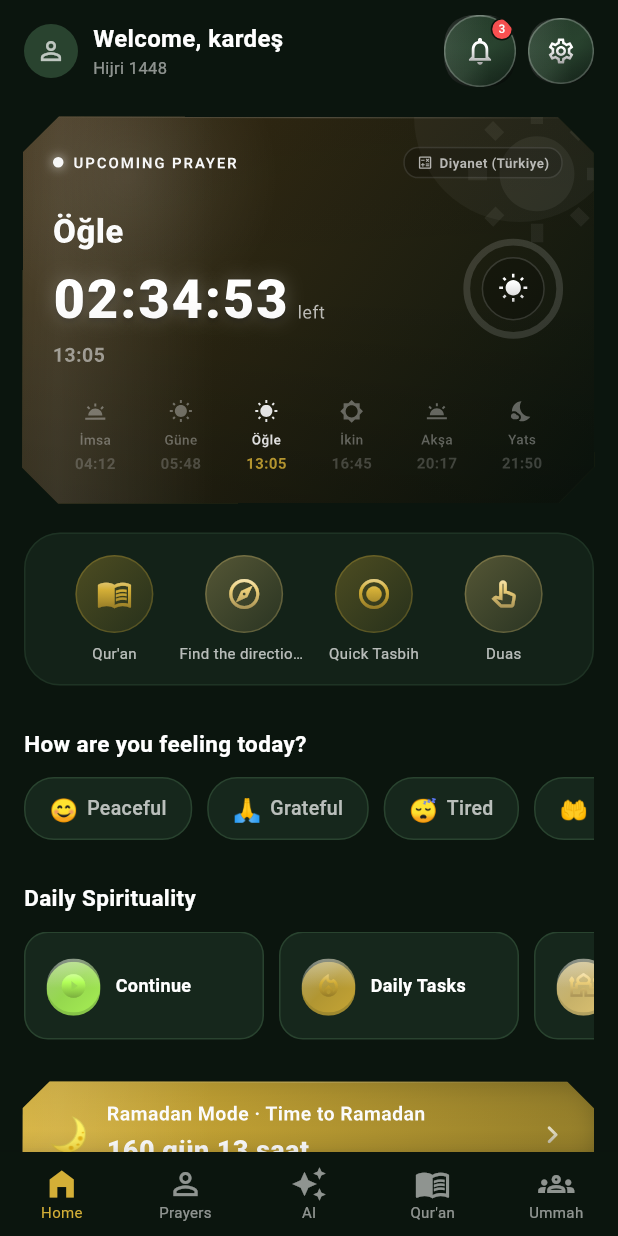
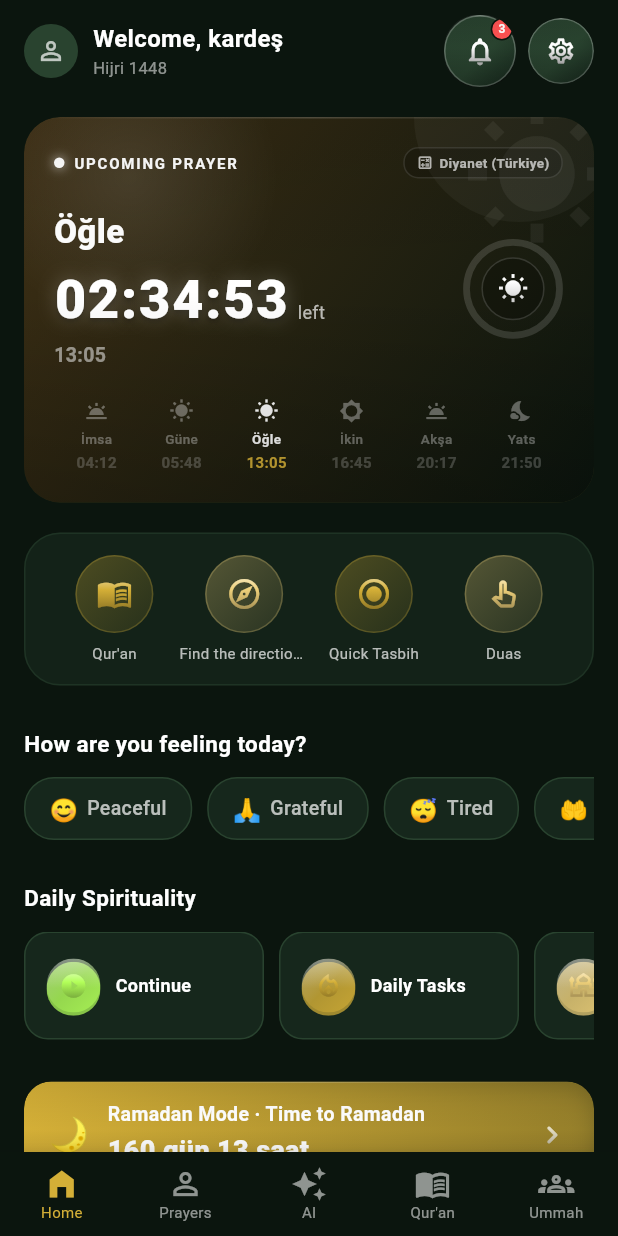
Before and after one commit to AkinAkonur/islami_uygulama, a Flutter app: the screen it shows after launch, on a phone screen of 412 x 824 dp. Run offline on Flutter 3.47's test engine with Material 3 defaults, Android fonts, the phone set to English and light mode, and no system bars; our stand-ins replace audioplayers, connectivity_plus, flutter_compass, flutter_local_notifications, flutter_timezone, flutter_tts and 10 more; missing offline and left inert: workmanager; accounts and stored records are empty; network calls fail.

Commit message:
Dalgalanma efektleri kaldirildi; tum kart siluetleri ve ikon rozetleri yuvarlak

```diff
--- a/lib/widgets/kart_sekilleri.dart
+++ b/lib/widgets/kart_sekilleri.dart
@@ -46,6 +46,9 @@ enum PlakaSekli {
 
 /// Kart silüetini çizen clipper. [KartSekli] + [radius] kombinasyonunu
 /// [UcdKart]'ın içine katman gibi uygular.
+///
+/// Talep gereği tüm silüet çeşitleri tek bir görünüme indirildi: kartlar
+/// her zaman düzgün yuvarlak köşeli çizilir.
 class KartSiluet extends CustomClipper<Path> {
   const KartSiluet(this.sekil, this.radius);
 
@@ -55,70 +58,9 @@ class KartSiluet extends CustomClipper<Path> {
   @override
   Path getClip(Size s) {
     final r = radius > 0 ? radius : 20.0;
-    switch (sekil) {
-      case KartSekli.klasik:
-        return Path()..addRRect(
-          RRect.fromRectAndRadius(Offset.zero & s, Radius.circular(r)),
-        );
-      case KartSekli.yuvar:
-        return _squircle(s, r);
-      case KartSekli.kose:
-        return _chamfer(s, r);
-      case KartSekli.sivri:
-        return _kemerAlt(s, r);
-    }
-  }
-
-  /// Süper elips benzeri yumuşak köşeler; içerik güvenli (yalnızca köşeler).
-  Path _squircle(Size s, double r) {
-    final w = s.width, h = s.height;
-    final k = (r / math.min(w, h)).clamp(0.0, 0.5 - 0.001);
-    final xs = w * k, xe = w - w * k;
-    final ys = h * k, ye = h - h * k;
-    return Path()
-      ..moveTo(xs, 0)
-      ..lineTo(xe, 0)
-      ..quadraticBezierTo(w, 0, w, ys)
-      ..lineTo(w, ye)
-      ..quadraticBezierTo(w, h, xe, h)
-      ..lineTo(xs, h)
-      ..quadraticBezierTo(0, h, 0, ye)
-      ..lineTo(0, ys)
-      ..quadraticBezierTo(0, 0, xs, 0)
-      ..close();
-  }
-
-  /// Köşeleri 45° kesilmiş sekizgen; içerik güvenli (köşelerden eksiltir).
-  Path _chamfer(Size s, double r) {
-    final w = s.width, h = s.height;
-    final c = r.clamp(2.0, math.min(w, h) / 3);
-    return Path()
-      ..moveTo(c, 0)
-      ..lineTo(w - c, 0)
-      ..lineTo(w, c)
-      ..lineTo(w, h - c)
-      ..lineTo(w - c, h)
-      ..lineTo(c, h)
-      ..lineTo(0, h - c)
-      ..lineTo(0, c)
-      ..close();
-  }
-
-  /// Alt kenarın ortası hafif yukarı kavis alan "kemer" silüeti. İçerik
-  /// güvenli: yalnızca alt-orta boşluğu inceltir.
-  Path _kemerAlt(Size s, double r) {
-    final w = s.width, h = s.height;
-    final rk = r.clamp(2.0, math.min(w, h) / 3);
-    return Path()
-      ..moveTo(rk, 0)
-      ..lineTo(w - rk, 0)
-      ..quadraticBezierTo(w, 0, w, rk)
-      ..lineTo(w, h - rk)
-      ..quadraticBezierTo(w, h, w - rk, h)
-      ..quadraticBezierTo(w * 0.5, h - rk * 1.6, rk, h)
-      ..quadraticBezierTo(0, h, 0, h - rk)
-      ..quadraticBezierTo(0, 0, rk, 0)
-      ..close();
+    return Path()..addRRect(
+      RRect.fromRectAndRadius(Offset.zero & s, Radius.circular(r)),
+    );
   }
 
   @override
@@ -217,7 +159,8 @@ class SekilPlaka extends StatelessWidget {
 
   @override
   Widget build(BuildContext context) {
-    final kes = PlakaKesici(sekil, radius: boyut * 0.3);
+    // Talep gereği tüm rozet sekilleri daireye indirildi.
+    final kes = PlakaKesici(PlakaSekli.daire, radius: boyut * 0.5);
     final ust = zemin ?? ikonRenk.withValues(alpha: 0.34);
     final dip = derinlik ?? ikonRenk.withValues(alpha: 0.72);
     final ib =
--- a/lib/widgets/ucd_kart.dart
+++ b/lib/widgets/ucd_kart.dart
@@ -5,24 +5,13 @@ import 'package:flutter/scheduler.dart';
 
 import 'kart_sekilleri.dart';
 
-/// Örnek/sınır bilgisi: çalışma anında bağlayıcının (binding) test tipinde olup
-/// olmadığına bakar. Test ortamında sonsuz idle animasyonu devreye girmez,
-/// böylece `pumpAndSettle` zaman aşımına uğramaz.
-bool get _testOrtami {
-  try {
-    return WidgetsBinding.instance.runtimeType.toString().contains('Test');
-  } catch (_) {
-    return false;
-  }
-}
-
 /// Ana sayfadaki kartlara belirgin bir 3D görünüm katan sarmalayıcı:
 ///
 /// - Dokunuş/imleç yönüne göre X/Y ekseninde perspektifli eğilme (tilt),
 /// - Basılıyken "içeri itilme" hissi (hafif ölçeklenme),
-/// - Dokunulmadığında dingin bir "yüzme" salınımı + yavaş geçen ışık bandı
-///   (sayfa durağanken bile kartlar derinlikle nefes alır),
 /// - Eğilmeyle birlikte kayan parlak süpürme (specular) ve alt kenar gölgesi.
+///
+/// Durduğunda kartlar sabittir (dalgalanma/nefes animasyonu çalışmaz).
 ///
 /// İçerik şablonu asla değişmez: `child` aynen korunur, yalnızca derinlik
 /// katmanları eklenir. Dokunma olayları `Listener` ile gözlemlenir (tüketilmez),
@@ -50,7 +39,7 @@ class UcdKart extends StatefulWidget {
   final KartSekli sekil;
 
   /// Dokunulmadığında çok hafif, sürekli salınım animasyonu açık mı?
-  /// (Normal uygulamada açık; `flutter test` ortamında otomatik kapanır.)
+  /// Talep gereği kapalidir: kartlar sabittir.
   final bool idleSalinim;
 
   @override
@@ -71,7 +60,7 @@ class _UcdKartState extends State<UcdKart> with TickerProviderStateMixin {
   @override
   void initState() {
     super.initState();
-    _idle = widget.idleSalinim && !_testOrtami;
+    _idle = false; // Dalgalanma (nefes alma + isik bandi) kapali: sabit kartlar.
     _ticker = createTicker(_tik)..start();
   }
 
@@ -139,11 +128,6 @@ class _UcdKartState extends State<UcdKart> with TickerProviderStateMixin {
     final yuzey = widget.radius;
     final agorgi = egrY / widget.maxTilt; // -1..1 dikey eğim
     final yatar = egrX / widget.maxTilt; // -1..1 yatay eğim
-    final ms = _t.inMilliseconds;
-    // Yavaş geçen parlak ışık bandı (specular süpürme).
-    final donem = 3800.0;
-    final band = (boyut.width * 0.55).clamp(70.0, 220.0);
-    final konum = ((ms % donem) / donem) * (boyut.width + 2 * band) - band;
     return ClipPath(
       clipper: KartSiluet(widget.sekil, yuzey),
       child: Stack(
@@ -189,26 +173,6 @@ class _UcdKartState extends State<UcdKart> with TickerProviderStateMixin {
               ),
             ),
           ),
-          // Hareket eden parlak süpürme bandı.
-          Positioned(
-            left: konum,
-            top: 0,
-            bottom: 0,
-            width: band,
-            child: IgnorePointer(
-              child: DecoratedBox(
-                decoration: BoxDecoration(
-                  gradient: LinearGradient(
-                    colors: [
-                      Colors.white.withValues(alpha: 0.0),
-                      Colors.white.withValues(alpha: 0.10),
-                      Colors.white.withValues(alpha: 0.0),
-                    ],
-                  ),
-                ),
-              ),
-            ),
-          ),
         ],
       ),
     );
```
